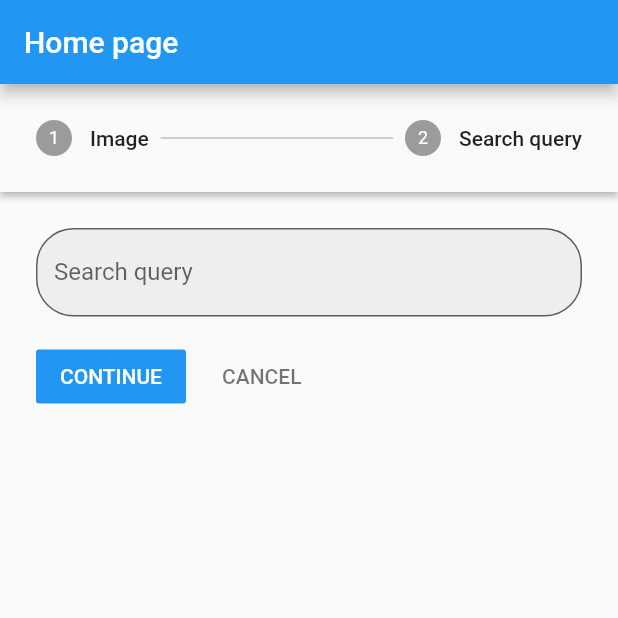
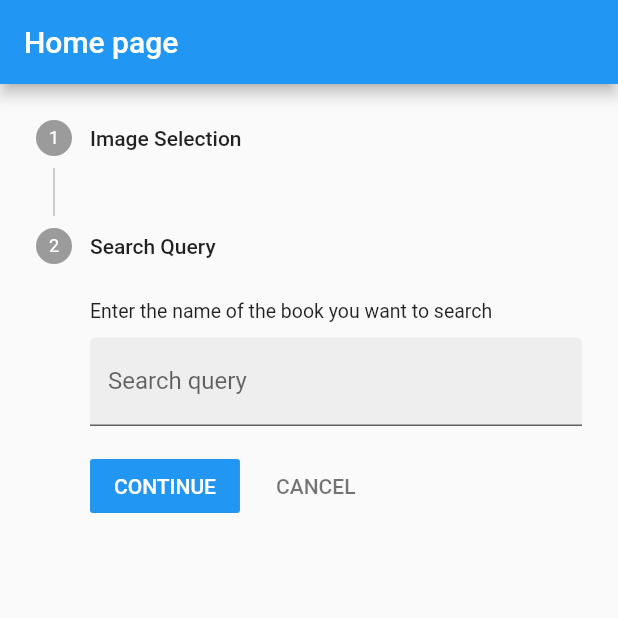
Before and after one commit to Husain-Jinia/Flutter-book-search-digitization, a Flutter app: the screen it shows after launch, after a tap on "CONTINUE", on a phone screen of 412 x 824 dp, the top half of it. Run offline on Flutter 3.47's test engine with Material 2 defaults, Android fonts, the phone set to English and light mode, and no system bars; our stand-ins replace image_picker, shared_preferences.

Commit message:
minor UI changes

```diff
--- a/lib/screens/home.dart
+++ b/lib/screens/home.dart
@@ -1,3 +1,4 @@
+import 'package:book_search_digitization/screens/result.dart';
 import 'package:book_search_digitization/widgets/image_field.dart';
 import 'package:book_search_digitization/widgets/search_text_form.dart';
 import 'package:flutter/material.dart';
@@ -21,7 +22,7 @@ class _HomePageState extends State<HomePage> {
         title: const Text("Home page"),
       ),
       body: Stepper(
-        type:StepperType.horizontal,
+        type:StepperType.vertical,
         currentStep: _index,
         onStepCancel: () {
           if (_index > 0) {
@@ -35,6 +36,13 @@ class _HomePageState extends State<HomePage> {
             setState(() {
               _index += 1;
             });
+          }else{
+            Navigator.push(
+            context,
+                MaterialPageRoute(
+                builder: (BuildContext context) => const ResultPage(),
+              )
+            );
           }
         },
         onStepTapped: (int index) {
@@ -44,11 +52,11 @@ class _HomePageState extends State<HomePage> {
         },
         steps: <Step>[
           const Step(
-            title: Text('Image'),
+            title: Text('Image Selection'),
             content: ImageField(),
           ),
           Step(
-            title: const Text('Search query'),
+            title: const Text('Search Query'),
             content: Center(
               child: SearchTextField(searchController: controller,)
             ),
--- a/lib/widgets/image_field.dart
+++ b/lib/widgets/image_field.dart
@@ -1,6 +1,7 @@
 import 'dart:developer';
 import 'dart:io';
 
+import 'package:book_search_digitization/models/image.dart';
 import 'package:flutter/material.dart';
 import 'package:flutter/services.dart';
 import 'package:image_picker/image_picker.dart';
@@ -31,7 +32,6 @@ class _ImageFieldState extends State<ImageField> {
     } on PlatformException catch (e) {
       log("Failed to pick image: $e");
     }
-
   }
 
   @override
@@ -39,20 +39,21 @@ class _ImageFieldState extends State<ImageField> {
     return SingleChildScrollView(
       child: Column(
         children: [
-          const SizedBox(height: 50,),
+          const SizedBox(height: 30,),
           image!=null?
           Image.file(
             image!,
             width: 350,
             height: 200,
             fit:BoxFit.contain
-          ): FlutterLogo(size: 160,),
+          ): const FlutterLogo(size: 160,),
           const SizedBox(height: 15,),
           ElevatedButton(
             onPressed: () => pickImage(),
-            child: Row(children: const [
-              Icon(Icons.image),
-              SizedBox(width: 5,),
+            child: Row(
+              children: const [
+              Icon(Icons.camera),
+              SizedBox(width: 10,),
               Text("Open camera"),
             ],))
         ],
--- a/lib/widgets/search_text_form.dart
+++ b/lib/widgets/search_text_form.dart
@@ -22,16 +22,20 @@ class _SearchTextFieldState extends State<SearchTextField> {
 
   @override
   Widget build(BuildContext context) {
-    return TextFormField(
+    return
+    Column(
+      mainAxisAlignment: MainAxisAlignment.start,
+      crossAxisAlignment: CrossAxisAlignment.start,
+      children: [
+        const Text("Enter the name of the book you want to search", style: TextStyle(fontSize: 13),),
+        const SizedBox(height: 10,),
+        TextFormField(
           controller: widget.searchController,
           decoration: InputDecoration(
             label: const Text("Search query"),
-        hintText: "Enter the name of the book you want to find.",
+            // hintText: "Enter the name of the book you want to find.",
             fillColor: Colors.grey[200],
             filled: true,
-        border: OutlineInputBorder(
-          borderRadius: BorderRadius.circular(25.0),
-        ),
           ),
           validator: (value){
             if(widget.searchController.text.isEmpty){
@@ -40,6 +44,8 @@ class _SearchTextFieldState extends State<SearchTextField> {
               return null;
             }
           },
+        ),
+      ],
     );
   }
 }
```
Also changed, not shown: lib/screens/result.dart (added, +29 -0 lines). Lines whose indentation alone changed are shown as unchanged.
